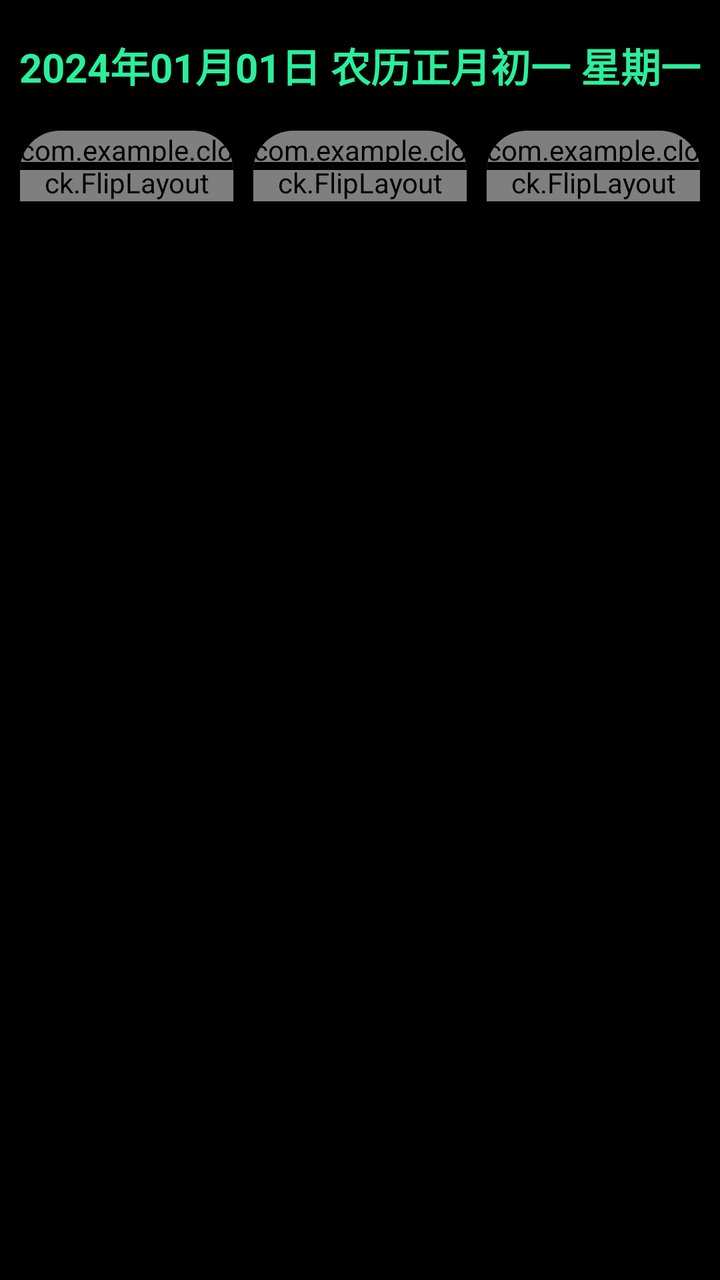
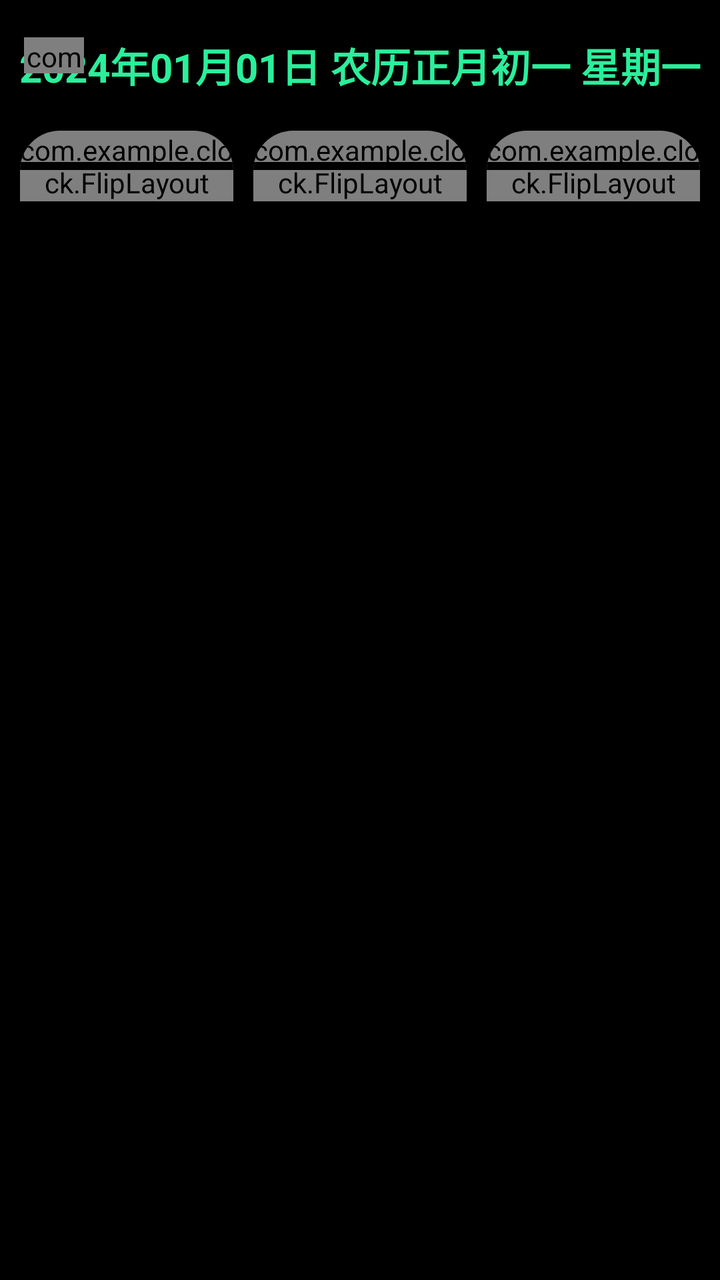

The first picture is an Android layout as it rendered before a commit; the second is the same layout after the commit. The layout source and the unified diff follow.
<!-- AndroidManifest.xml: application theme android:Theme.NoTitleBar.Fullscreen -->
<!-- res/layout/activity_main.xml -->
<?xml version="1.0" encoding="UTF-8"?>
<LinearLayout tools:context=".MainActivity"
    android:orientation="vertical"
    android:layout_height="match_parent"
    android:layout_width="match_parent"
    android:background="@color/black"
    xmlns:tools="http://schemas.android.com/tools"
    xmlns:myFlip="http://schemas.android.com/apk/res-auto"
    xmlns:android="http://schemas.android.com/apk/res/android"
    xmlns:app="http://schemas.android.com/apk/res-auto">

    <TextView
        android:id="@+id/date_info_text"
        android:layout_width="match_parent"
        android:layout_height="wrap_content"
        android:gravity="center"
        android:paddingTop="18dp"
        android:paddingBottom="8dp"
        android:textColor="@color/sky_blue"
        android:textSize="20sp"
        android:textStyle="bold"
        android:text="2024年01月01日 农历正月初一 星期一" />

    <LinearLayout
        android:orientation="horizontal"
        android:layout_height="match_parent"
        android:layout_width="match_parent"
        android:background="@color/black"
        android:paddingTop="10dp"
        android:paddingBottom="50dp"
        android:paddingLeft="10dp"
        android:paddingRight="10dp">
        <androidx.cardview.widget.CardView
            android:layout_height="match_parent"
            android:layout_width="0dp"
            android:layout_weight="1"
            app:cardCornerRadius="20dp"

            >
            <FrameLayout
                android:layout_width="wrap_content"
                android:layout_height="wrap_content">

                <com.example.clock.FlipLayout
                    android:id="@+id/bit_flip_1"
                    android:layout_width="match_parent"
                    android:layout_height="match_parent"
                    android:background="#ffffff"
                    myFlip:flipTextBackground="@color/DimGray"
                    myFlip:flipTextColor="@color/sky_blue"

                    myFlip:flipTextSize="200sp" />
            
                <View
                    android:layout_width="match_parent"
                    android:layout_height="4dp"
                    android:layout_gravity="center"
                    android:background="@color/black"
                    />
            </FrameLayout>
        </androidx.cardview.widget.CardView>
        <androidx.cardview.widget.CardView
            android:layout_height="match_parent"
            android:layout_width="0dp"
            android:layout_weight="1"
            app:cardCornerRadius="20dp"
            android:layout_marginLeft="10dp">
            <FrameLayout
                android:layout_width="wrap_content"
                android:layout_height="wrap_content">
            <com.example.clock.FlipLayout

                android:layout_height="match_parent"
                android:layout_width="match_parent"
                android:id="@+id/bit_flip_2"
                myFlip:flipTextColor="@color/sky_blue"
                myFlip:flipTextSize="200sp"
                myFlip:flipTextBackground="@color/DimGray"
                android:background="#ffffff"/>
                
                <View
                    android:id="@+id/last_price_line"
                    android:layout_width="match_parent"
                    android:layout_height="4dp"
                    android:layout_gravity="center"
                    android:background="@color/black"
                    />
            </FrameLayout>
        </androidx.cardview.widget.CardView>
        <androidx.cardview.widget.CardView
            android:layout_height="match_parent"
            android:layout_width="0dp"
            android:layout_weight="1"
            app:cardCornerRadius="20dp"
            android:layout_marginLeft="10dp">
            <FrameLayout
                android:layout_width="wrap_content"
                android:layout_height="wrap_content">
            <com.example.clock.FlipLayout
                android:layout_height="match_parent"
                android:layout_width="match_parent"
                android:id="@+id/bit_flip_3"
                myFlip:flipTextColor="@color/sky_blue"
                myFlip:flipTextSize="200sp"
                myFlip:flipTextBackground="@color/DimGray"
                android:background="#333"/>  />
            
            <View
                android:layout_width="match_parent"
                android:layout_height="4dp"
                android:layout_gravity="center"
                android:background="@color/black"
                />
        </FrameLayout>
        </androidx.cardview.widget.CardView>

</LinearLayout>

</LinearLayout>
<!-- resources referenced by this layout -->
<resources>
  <color name="DimGray">#313131</color>
  <color name="black">#FF000000</color>
  <color name="sky_blue">#2AEF9B</color>
</resources>

<!-- the commit's change to res/layout/activity_main.xml (unified diff, before → after) -->
@@ -9,17 +9,47 @@
     xmlns:android="http://schemas.android.com/apk/res/android"
     xmlns:app="http://schemas.android.com/apk/res-auto">
 
-    <TextView
-        android:id="@+id/date_info_text"
+    <FrameLayout
         android:layout_width="match_parent"
-        android:layout_height="wrap_content"
-        android:gravity="center"
-        android:paddingTop="18dp"
-        android:paddingBottom="8dp"
-        android:textColor="@color/sky_blue"
-        android:textSize="20sp"
-        android:textStyle="bold"
-        android:text="2024年01月01日 农历正月初一 星期一" />
+        android:layout_height="wrap_content">
+
+        <TextView
+            android:id="@+id/date_info_text"
+            android:layout_width="match_parent"
+            android:layout_height="wrap_content"
+            android:gravity="center"
+            android:paddingTop="18dp"
+            android:paddingBottom="8dp"
+            android:textColor="@color/sky_blue"
+            android:textSize="20sp"
+            android:textStyle="bold"
+            android:text="2024年01月01日 农历正月初一 星期一" />
+
+        <LinearLayout
+            android:id="@+id/battery_status"
+            android:layout_width="wrap_content"
+            android:layout_height="match_parent"
+            android:layout_gravity="start|center_vertical"
+            android:gravity="center_vertical"
+            android:orientation="horizontal"
+            android:paddingStart="12dp"
+            android:contentDescription="电池电量">
+
+            <com.example.clock.BatteryIconView
+                android:id="@+id/battery_icon"
+                android:layout_width="30dp"
+                android:layout_height="18dp" />
+
+            <TextView
+                android:id="@+id/battery_percentage"
+                android:layout_width="wrap_content"
+                android:layout_height="wrap_content"
+                android:layout_marginStart="4dp"
+                android:textColor="@color/sky_blue"
+                android:textSize="14sp"
+                android:textStyle="bold" />
+        </LinearLayout>
+    </FrameLayout>
 
     <LinearLayout
         android:orientation="horizontal"
